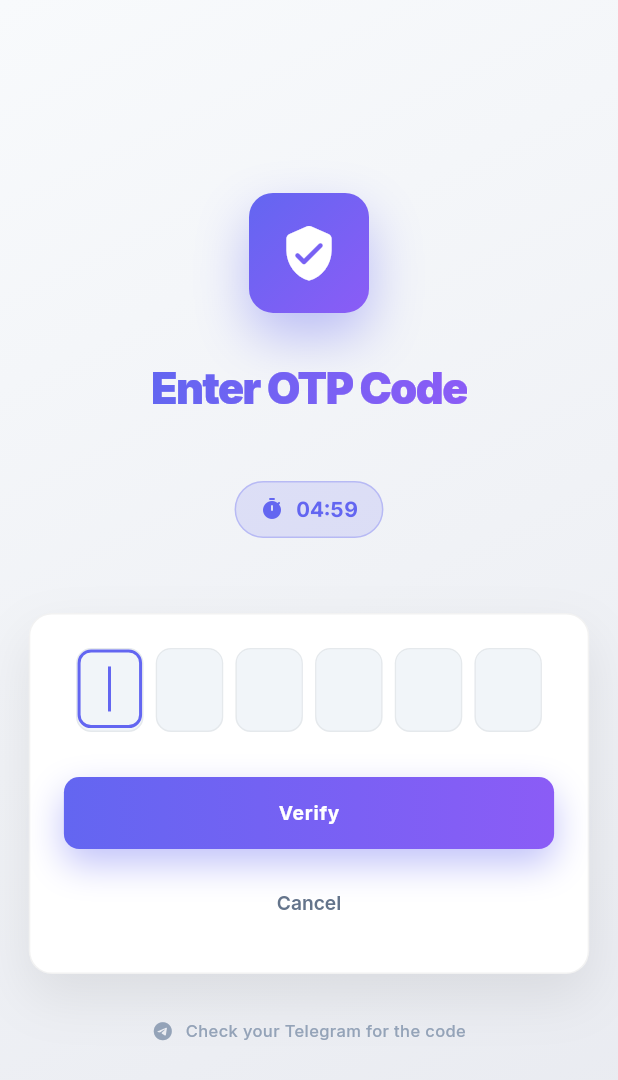
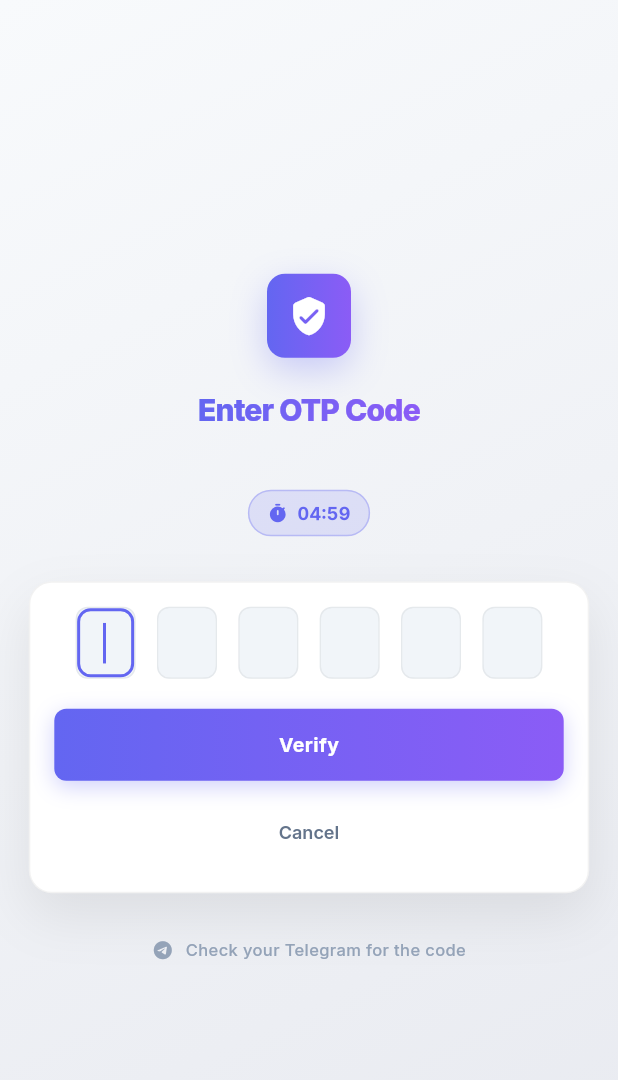
Before and after one commit to angelcode119/pannelapp, a Flutter app: the OtpVerificationScreen screen opened directly with empty values, on a phone screen of 412 x 824 dp. Shown: the top 1080 px of the screen. Run offline on Flutter 3.47's test engine with Material 3 defaults, Android fonts, the phone set to English and light mode, and no system bars; our stand-ins replace dio, flutter_screenutil, flutter_secure_storage, google_fonts, pretty_dio_logger, shared_preferences and 1 more; accounts and stored records are empty; network calls fail.

Commit message:
feat: Make OTP screen compact with smaller fonts and boxes

```diff
--- a/lib/presentation/screens/auth/otp_verification_screen.dart
+++ b/lib/presentation/screens/auth/otp_verification_screen.dart
@@ -259,39 +259,37 @@ class _OtpVerificationScreenState extends State<OtpVerificationScreen>
                         // Header
                         Column(
                           children: [
-                            // Icon
+                            // Icon - Compact
                             Container(
-                              width: 80,
-                              height: 80,
+                              width: 56,
+                              height: 56,
                               decoration: BoxDecoration(
                                 gradient: const LinearGradient(
-                                  begin: Alignment.topLeft,
-                                  end: Alignment.bottomRight,
                                   colors: [
                                     Color(0xFF6366F1),
                                     Color(0xFF8B5CF6),
                                   ],
                                 ),
-                                borderRadius: BorderRadius.circular(16),
+                                borderRadius: BorderRadius.circular(12),
                                 boxShadow: [
                                   BoxShadow(
                                     color: const Color(0xFF6366F1)
-                                        .withOpacity(0.4),
-                                    blurRadius: 30,
-                                    offset: const Offset(0, 15),
+                                        .withOpacity(0.3),
+                                    blurRadius: 20,
+                                    offset: const Offset(0, 8),
                                   ),
                                 ],
                               ),
                               child: const Icon(
                                 Icons.verified_user_rounded,
-                                size: 40,
+                                size: 28,
                                 color: Colors.white,
                               ),
                             ),
 
-                            const SizedBox(height: 30),
+                            const SizedBox(height: 20),
 
-                            // Title
+                            // Title - Compact
                             ShaderMask(
                               shaderCallback: (bounds) => const LinearGradient(
                                 colors: [Color(0xFF6366F1), Color(0xFF8B5CF6)],
@@ -299,16 +297,16 @@ class _OtpVerificationScreenState extends State<OtpVerificationScreen>
                               child: const Text(
                                 'Enter OTP Code',
                                 style: TextStyle(
-                                  fontSize: 28.8,
-                                  fontWeight: FontWeight.w900,
+                                  fontSize: 20,
+                                  fontWeight: FontWeight.w800,
                                   color: Colors.white,
-                                  letterSpacing: -1,
+                                  letterSpacing: -0.5,
                                 ),
                                 textAlign: TextAlign.center,
                               ),
                             ),
 
-                            const SizedBox(height: 8),
+                            const SizedBox(height: 6),
 
                             // Message
                             Text(
@@ -325,17 +323,17 @@ class _OtpVerificationScreenState extends State<OtpVerificationScreen>
 
                             const SizedBox(height: 16),
 
-                            // Timer
+                            // Timer - Compact
                             Container(
                               padding: const EdgeInsets.symmetric(
-                                horizontal: 16,
-                                vertical: 8,
+                                horizontal: 12,
+                                vertical: 6,
                               ),
                               decoration: BoxDecoration(
                                 color: _remainingSeconds < 60
                                     ? const Color(0xFFEF4444).withOpacity(0.15)
                                     : const Color(0xFF6366F1).withOpacity(0.15),
-                                borderRadius: BorderRadius.circular(20),
+                                borderRadius: BorderRadius.circular(16),
                                 border: Border.all(
                                   color: _remainingSeconds < 60
                                       ? const Color(0xFFEF4444).withOpacity(0.3)
@@ -347,16 +345,16 @@ class _OtpVerificationScreenState extends State<OtpVerificationScreen>
                                 children: [
                                   Icon(
                                     Icons.timer_rounded,
-                                    size: 16,
+                                    size: 14,
                                     color: _remainingSeconds < 60
                                         ? const Color(0xFFEF4444)
                                         : const Color(0xFF6366F1),
                                   ),
-                                  const SizedBox(width: 8),
+                                  const SizedBox(width: 6),
                                   Text(
                                     _formattedTime,
                                     style: TextStyle(
-                                      fontSize: 14,
+                                      fontSize: 12,
                                       fontWeight: FontWeight.w700,
                                       color: _remainingSeconds < 60
                                           ? const Color(0xFFEF4444)
@@ -372,11 +370,11 @@ class _OtpVerificationScreenState extends State<OtpVerificationScreen>
                           ],
                         ),
 
-                        const SizedBox(height: 50),
+                        const SizedBox(height: 30),
 
-                        // OTP Input Card
+                        // OTP Input Card - Compact
                         Container(
-                          padding: const EdgeInsets.all(22.4),
+                          padding: const EdgeInsets.all(16),
                           decoration: BoxDecoration(
                             color: isDark
                                 ? const Color(0xFF1A1F2E)
@@ -407,9 +405,9 @@ class _OtpVerificationScreenState extends State<OtpVerificationScreen>
                                 }),
                               ),
 
-                              const SizedBox(height: 30),
+                              const SizedBox(height: 20),
 
-                              // Verify Button
+                              // Verify Button - Compact
                               Container(
                                 width: double.infinity,
                                 decoration: BoxDecoration(
@@ -419,13 +417,13 @@ class _OtpVerificationScreenState extends State<OtpVerificationScreen>
                                       Color(0xFF8B5CF6)
                                     ],
                                   ),
-                                  borderRadius: BorderRadius.circular(10.24),
+                                  borderRadius: BorderRadius.circular(8),
                                   boxShadow: [
                                     BoxShadow(
                                       color: const Color(0xFF6366F1)
-                                          .withOpacity(0.4),
-                                      blurRadius: 20,
-                                      offset: const Offset(0, 10),
+                                          .withOpacity(0.3),
+                                      blurRadius: 12,
+                                      offset: const Offset(0, 4),
                                     ),
                                   ],
                                 ),
@@ -436,18 +434,18 @@ class _OtpVerificationScreenState extends State<OtpVerificationScreen>
                                     backgroundColor: Colors.transparent,
                                     shadowColor: Colors.transparent,
                                     padding: const EdgeInsets.symmetric(
-                                        vertical: 14.4),
+                                        vertical: 12),
                                     shape: RoundedRectangleBorder(
                                       borderRadius:
-                                          BorderRadius.circular(10.24),
+                                          BorderRadius.circular(8),
                                     ),
                                   ),
                                   child: _isVerifying
                                       ? const SizedBox(
-                                          height: 17.6,
-                                          width: 17.6,
+                                          height: 16,
+                                          width: 16,
                                           child: CircularProgressIndicator(
-                                            strokeWidth: 2.5,
+                                            strokeWidth: 2,
                                             valueColor:
                                                 AlwaysStoppedAnimation<Color>(
                                                     Colors.white),
@@ -456,28 +454,28 @@ class _OtpVerificationScreenState extends State<OtpVerificationScreen>
                                       : const Text(
                                           'Verify',
                                           style: TextStyle(
-                                            fontSize: 12.8,
+                                            fontSize: 13,
                                             fontWeight: FontWeight.w700,
                                             color: Colors.white,
-                                            letterSpacing: 0.5,
+                                            letterSpacing: 0.3,
                                           ),
                                         ),
                                 ),
                               ),
 
-                              const SizedBox(height: 12),
+                              const SizedBox(height: 10),
 
-                              // Cancel Button
+                              // Cancel Button - Compact
                               TextButton(
                                 onPressed: _isVerifying ? null : _handleCancel,
                                 style: TextButton.styleFrom(
                                   padding: const EdgeInsets.symmetric(
-                                      vertical: 14.4),
+                                      vertical: 10),
                                 ),
                                 child: Text(
                                   'Cancel',
                                   style: TextStyle(
-                                    fontSize: 12.8,
+                                    fontSize: 12,
                                     fontWeight: FontWeight.w600,
                                     color: isDark
                                         ? Colors.white70
@@ -529,20 +527,20 @@ class _OtpVerificationScreenState extends State<OtpVerificationScreen>
 
   Widget _buildOtpBox(int index, bool isDark) {
     return Container(
-      width: 45,
-      height: 56,
+      width: 40,
+      height: 48,
       decoration: BoxDecoration(
         color: isDark
             ? Colors.white.withOpacity(0.05)
             : const Color(0xFFF1F5F9),
-        borderRadius: BorderRadius.circular(10.24),
+        borderRadius: BorderRadius.circular(8),
         border: Border.all(
           color: _controllers[index].text.isNotEmpty
               ? const Color(0xFF6366F1)
               : (isDark
                   ? Colors.white.withOpacity(0.1)
                   : Colors.black.withOpacity(0.05)),
-          width: _controllers[index].text.isNotEmpty ? 1.6 : 1,
+          width: _controllers[index].text.isNotEmpty ? 1.5 : 1,
         ),
       ),
       child: TextField(
@@ -552,13 +550,14 @@ class _OtpVerificationScreenState extends State<OtpVerificationScreen>
         keyboardType: TextInputType.number,
         maxLength: 1,
         style: TextStyle(
-          fontSize: 20,
-          fontWeight: FontWeight.w700,
+          fontSize: 18,
+          fontWeight: FontWeight.w600,
           color: isDark ? Colors.white : const Color(0xFF0F172A),
         ),
         decoration: const InputDecoration(
           counterText: '',
           border: InputBorder.none,
+          contentPadding: EdgeInsets.zero,
         ),
         inputFormatters: [
           FilteringTextInputFormatter.digitsOnly,
```
